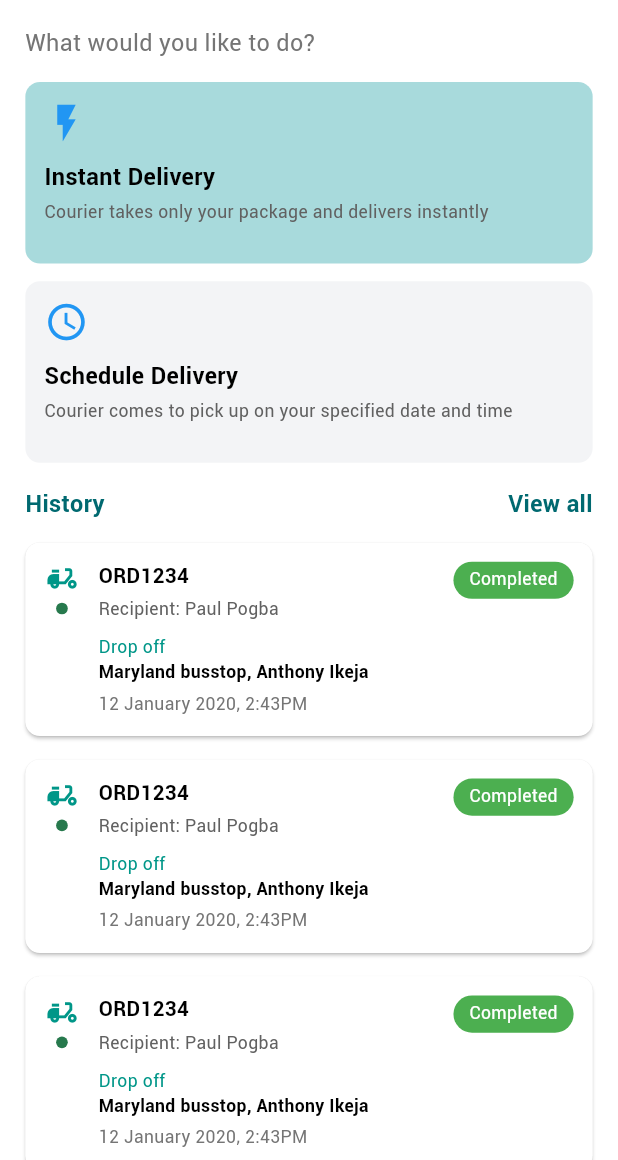
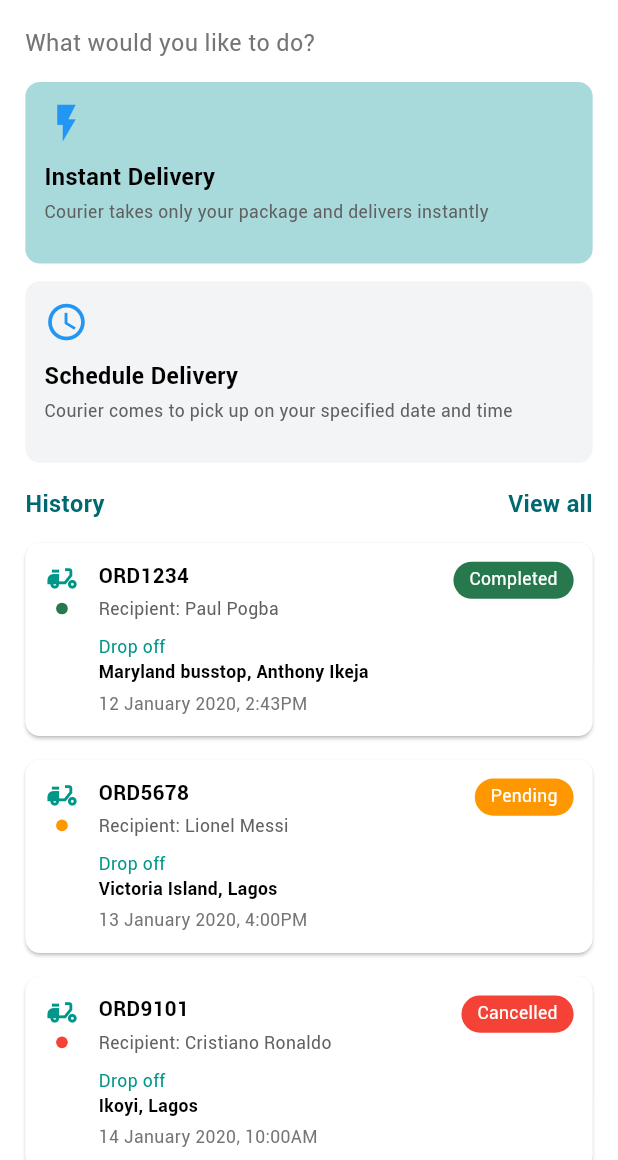
Before and after one commit to tarikbinaziz/parcel_track, a Flutter app: the HomeScreen screen opened directly, on a phone screen of 412 x 824 dp, the part 76-1236 px from its top. Run offline on Flutter 3.47's test engine with Material 3 defaults, Android fonts, the phone set to English and light mode, and no system bars; our stand-ins replace animated_toggle_switch, cached_network_image, carousel_slider, dio, flutter_easyloading, flutter_form_builder and 15 more; missing offline and left inert: flutter_downloader, open_file_plus; accounts and stored records are empty; generated files the repository leaves out were written again; Roboto replaces fonts that are missing (Rotobo); project files that could hold a hidden picture were left out.

Commit message:
container color change

```diff
--- a/lib/views/dashboard/home_screen/home_screen.dart
+++ b/lib/views/dashboard/home_screen/home_screen.dart
@@ -139,10 +139,12 @@ class HomeScreen extends StatelessWidget {
                     SizedBox(height: 8.h),
                     AnimationLimiter(
                       child: ListView.builder(
-                        itemCount: 8,
+                        itemCount: historyData.length,
                         shrinkWrap: true,
                         physics: const NeverScrollableScrollPhysics(),
                         itemBuilder: (context, index) {
+                          final item = historyData[index];
+
                           return AnimationConfiguration.staggeredList(
                             position: index,
                             duration: const Duration(milliseconds: 375),
@@ -151,11 +153,11 @@ class HomeScreen extends StatelessWidget {
                               child: FadeInAnimation(
                                 child: _buildHistoryCard(
                                   context,
-                                  orderId: "ORD1234",
-                                  recipient: "Paul Pogba",
-                                  location: "Maryland busstop, Anthony Ikeja",
-                                  date: "12 January 2020, 2:43PM",
-                                  status: "Completed",
+                                  orderId: item["orderId"]!,
+                                  recipient: item["recipient"]!,
+                                  location: item["location"]!,
+                                  date: item["date"]!,
+                                  status: item["status"]!,
                                 ),
                               ),
                             ),
@@ -233,7 +235,17 @@ class HomeScreen extends StatelessWidget {
                   width: 8.w,
                   height: 8.h,
                   decoration: BoxDecoration(
-                    color: AppColor.completed,
+                    color: status == "Completed"
+                        ? AppColor.completed
+                        : status == "Pending"
+                            ? Colors.orange
+                            : status == "Cancelled"
+                                ? Colors.red
+                                : status == "Delivering"
+                                    ? Colors.blue
+                                    : status == "Processing"
+                                        ? Colors.purple
+                                        : Colors.grey,
                     shape: BoxShape.circle,
                   ),
                 ),
@@ -281,7 +293,17 @@ class HomeScreen extends StatelessWidget {
             Container(
               padding: EdgeInsets.symmetric(horizontal: 10.w, vertical: 4.h),
               decoration: BoxDecoration(
-                color: Colors.green,
+                color: status == "Completed"
+                    ? AppColor.completed
+                    : status == "Pending"
+                        ? Colors.orange
+                        : status == "Cancelled"
+                            ? Colors.red
+                            : status == "Delivering"
+                                ? Colors.blue
+                                : status == "Processing"
+                                    ? Colors.purple
+                                    : Colors.grey,
                 borderRadius: BorderRadius.circular(20.r),
               ),
               child: Text(
@@ -295,3 +317,48 @@ class HomeScreen extends StatelessWidget {
     );
   }
 }
+
+final List<Map<String, String>> historyData = [
+  {
+    "orderId": "ORD1234",
+    "recipient": "Paul Pogba",
+    "location": "Maryland busstop, Anthony Ikeja",
+    "date": "12 January 2020, 2:43PM",
+    "status": "Completed",
+  },
+  {
+    "orderId": "ORD5678",
+    "recipient": "Lionel Messi",
+    "location": "Victoria Island, Lagos",
+    "date": "13 January 2020, 4:00PM",
+    "status": "Pending",
+  },
+  {
+    "orderId": "ORD9101",
+    "recipient": "Cristiano Ronaldo",
+    "location": "Ikoyi, Lagos",
+    "date": "14 January 2020, 10:00AM",
+    "status": "Cancelled",
+  },
+  {
+    "orderId": "ORD9101",
+    "recipient": "Cristiano Ronaldo",
+    "location": "Ikoyi, Lagos",
+    "date": "14 January 2020, 10:00AM",
+    "status": "Delivering",
+  },
+  {
+    "orderId": "ORD9101",
+    "recipient": "Cristiano Ronaldo",
+    "location": "Ikoyi, Lagos",
+    "date": "14 January 2020, 10:00AM",
+    "status": "Pending",
+  },
+  {
+    "orderId": "ORD9101",
+    "recipient": "Cristiano Ronaldo",
+    "location": "Ikoyi, Lagos",
+    "date": "14 January 2020, 10:00AM",
+    "status": "Processing",
+  },
+];
```
